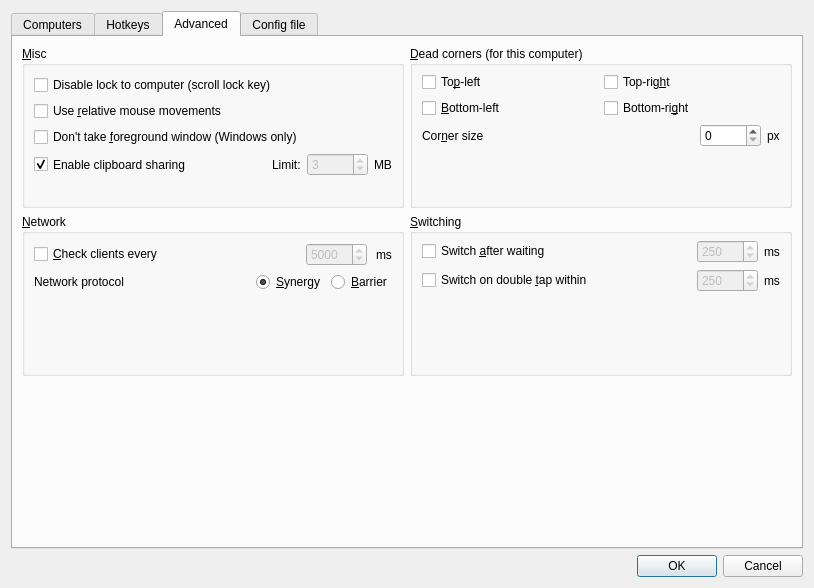
Above: src/apps/deskflow-gui/dialogs/ServerConfigDialog.ui from deskflow/deskflow before the change. Below: the same form after it.
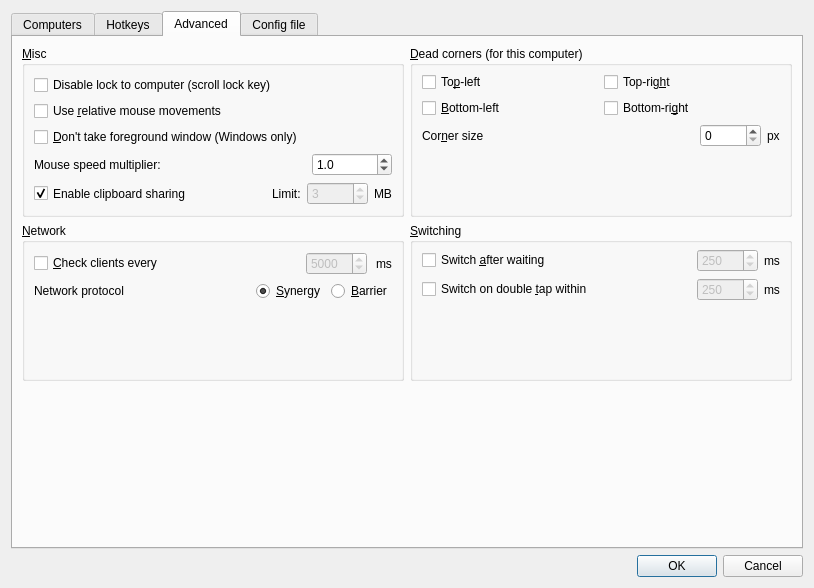
That is the form after the change. The open tabs and pages were chosen to show the change. Custom widgets are drawn as their Qt base class.

Commit message: feat: add mouse speed control in advanced tab

The edit to the form file:
```diff
--- a/src/apps/deskflow-gui/dialogs/ServerConfigDialog.ui
+++ b/src/apps/deskflow-gui/dialogs/ServerConfigDialog.ui
@@ -471,14 +471,53 @@
           </item>
           <item>
            <widget class="QCheckBox" name="m_pCheckBoxWin32KeepForeground">
-            <property name="enabled">
-             <bool>true</bool>
-            </property>
             <property name="text">
-             <string>Don't take &amp;foreground window (Windows only)</string>
+             <string>&amp;Don't take foreground window (Windows only)</string>
             </property>
            </widget>
           </item>
+          <item>
+           <layout class="QHBoxLayout" name="horizontalLayout_MouseSpeed">
+            <item>
+             <widget class="QLabel" name="m_pLabelMouseSpeed">
+              <property name="text">
+               <string>Mouse speed multiplier:</string>
+              </property>
+             </widget>
+            </item>
+            <item>
+             <widget class="QDoubleSpinBox" name="m_pSpinBoxMouseSpeed">
+              <property name="sizePolicy">
+               <sizepolicy hsizetype="Fixed" vsizetype="Fixed">
+                <horstretch>0</horstretch>
+                <verstretch>0</verstretch>
+               </sizepolicy>
+              </property>
+              <property name="minimumSize">
+               <size>
+                <width>80</width>
+                <height>0</height>
+               </size>
+              </property>
+              <property name="decimals">
+               <number>1</number>
+              </property>
+              <property name="minimum">
+               <double>0.1</double>
+              </property>
+              <property name="maximum">
+               <double>10.0</double>
+              </property>
+              <property name="singleStep">
+               <double>0.1</double>
+              </property>
+              <property name="value">
+               <double>1.0</double>
+              </property>
+             </widget>
+            </item>
+           </layout>
+          </item>
           <item>
            <layout class="QHBoxLayout" name="m_pLayoutClipboard">
             <property name="spacing">
```
The commit also changes 13 other files.
